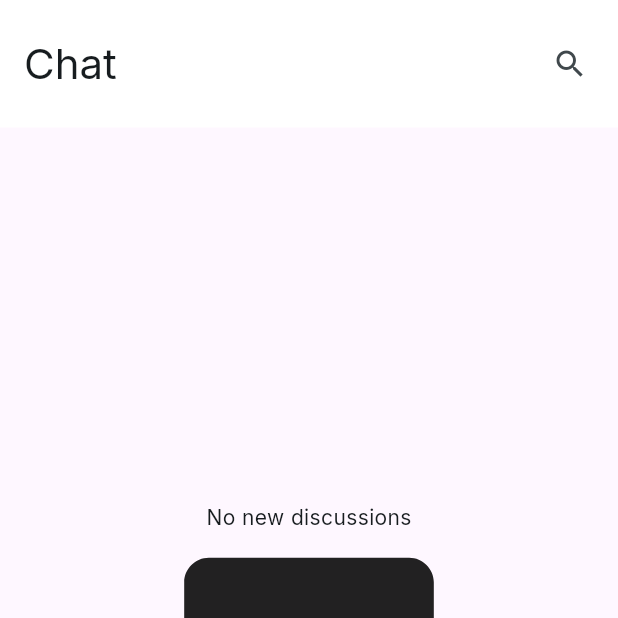
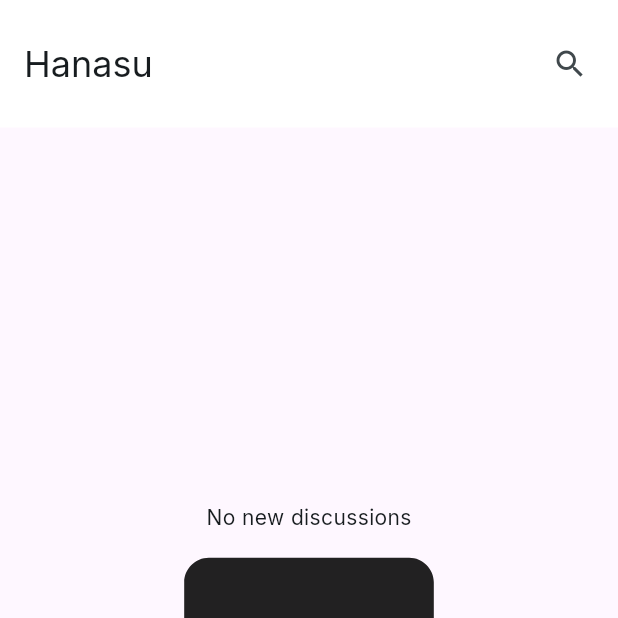
Before and after one commit to dr33k/hanasu, a Flutter app: the screen it shows after launch, on a phone screen of 412 x 824 dp, the top half of it. Run offline on Flutter 3.47's test engine with Material 3 defaults, Android fonts, the phone set to English and light mode, and no system bars; our stand-ins replace google_fonts.

Commit message:
Renamed application: Hanasu

```diff
--- a/lib/main.dart
+++ b/lib/main.dart
@@ -1,5 +1,5 @@
-import 'package:chat/screen/home_screen.dart';
-import 'package:chat/theme/theme_provider.dart';
+import 'package:hanasu/screen/home_screen.dart';
+import 'package:hanasu/theme/theme_provider.dart';
 import 'package:flutter/material.dart';
 import 'package:provider/provider.dart';
 
@@ -24,10 +24,10 @@ class ChatApp extends StatelessWidget {
   // This widget is the root of your application.
   Widget build(BuildContext context) {
     return MaterialApp(
-      title: 'Chat',
+      title: 'Hanasu',
       debugShowCheckedModeBanner: false,
       theme: Provider.of<ThemeProvider>(context).currentTheme,
-      home: const HomeScreen(title: 'Chat'),
+      home: const HomeScreen(title: 'Hanasu'),
     );
   }
 
--- a/lib/screen/home_screen.dart
+++ b/lib/screen/home_screen.dart
@@ -1,4 +1,4 @@
-import 'package:chat/util/tools.dart';
+import 'package:hanasu/util/tools.dart';
 import 'package:flutter/cupertino.dart';
 import 'package:flutter/material.dart';
 
--- a/lib/theme/theme_provider.dart
+++ b/lib/theme/theme_provider.dart
@@ -1,4 +1,4 @@
-import 'package:chat/theme/themes.dart';
+import 'package:hanasu/theme/themes.dart';
 import 'package:flutter/cupertino.dart';
 import 'package:flutter/material.dart';
 
--- a/lib/util/tools.dart
+++ b/lib/util/tools.dart
@@ -4,7 +4,7 @@ import 'package:google_fonts/google_fonts.dart';
 AppBar buildAppBar(BuildContext context, String title) {
   return AppBar(
     title: Text(title,
-        style: Theme.of(context).textTheme.headlineMedium
+        style: Theme.of(context).textTheme.headlineSmall
     ),
     backgroundColor: Theme.of(context).colorScheme.surface,
     toolbarHeight: 85,
--- a/pubspec.yaml
+++ b/pubspec.yaml
@@ -1,4 +1,4 @@
-name: chat
+name: hanasu
 description: "Instant Messaging Application"
 # The following line prevents the package from being accidentally published to
 # pub.dev using `flutter pub publish`. This is preferred for private packages.
```
Also changed, not shown: 7 other files.
